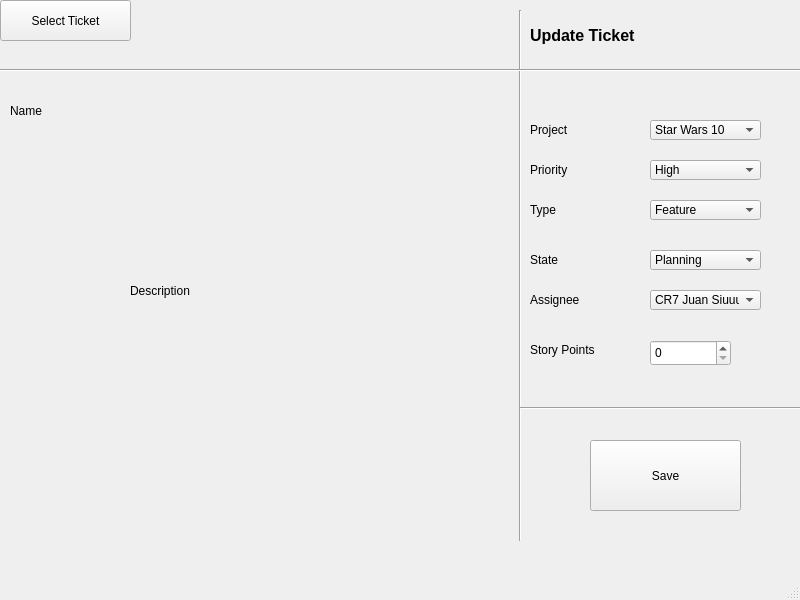
The window that frmmain.ui (Juanmut2003/docucheck) describes before a commit, drawn with Qt 5.
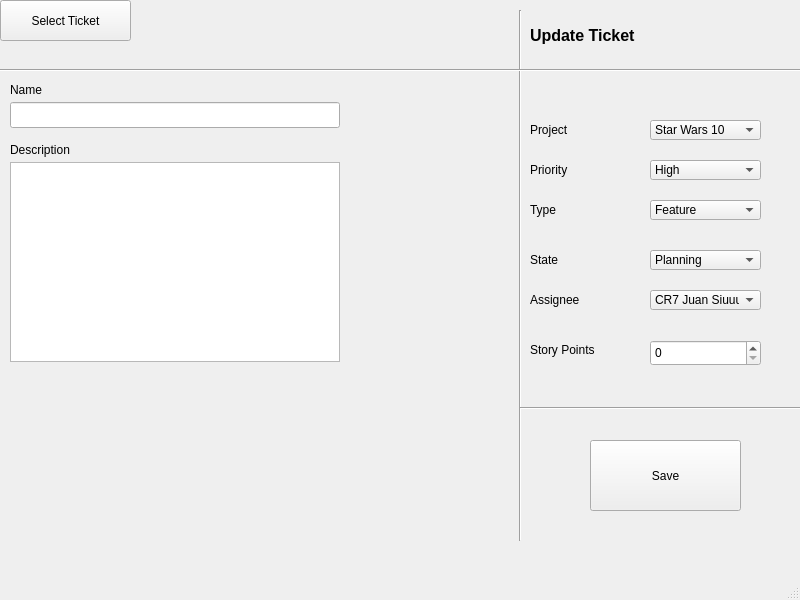
The same window after the commit.

```diff
--- a/frmmain.ui
+++ b/frmmain.ui
@@ -299,10 +299,13 @@
      <rect>
       <x>650</x>
       <y>340</y>
-      <width>81</width>
+      <width>111</width>
       <height>26</height>
      </rect>
     </property>
+    <property name="maximum">
+     <number>999</number>
+    </property>
    </widget>
    <widget class="QPushButton" name="pushButton_2">
     <property name="geometry">
@@ -323,30 +326,44 @@
       <x>10</x>
       <y>80</y>
       <width>141</width>
-      <height>61</height>
+      <height>20</height>
      </rect>
     </property>
     <property name="text">
      <string>Name</string>
     </property>
-    <property name="wordWrap">
-     <bool>true</bool>
+   </widget>
+   <widget class="QLineEdit" name="lineEditName">
+    <property name="geometry">
+     <rect>
+      <x>10</x>
+      <y>102</y>
+      <width>330</width>
+      <height>26</height>
+     </rect>
     </property>
    </widget>
    <widget class="QLabel" name="labelBeschreibung">
     <property name="geometry">
      <rect>
-      <x>130</x>
-      <y>230</y>
-      <width>211</width>
-      <height>121</height>
+      <x>10</x>
+      <y>140</y>
+      <width>141</width>
+      <height>20</height>
      </rect>
     </property>
     <property name="text">
      <string>Description</string>
     </property>
-    <property name="wordWrap">
-     <bool>true</bool>
+   </widget>
+   <widget class="QPlainTextEdit" name="plainTextEditBeschreibung">
+    <property name="geometry">
+     <rect>
+      <x>10</x>
+      <y>162</y>
+      <width>330</width>
+      <height>200</height>
+     </rect>
     </property>
    </widget>
   </widget>
```
Left out of the diff: 6 changed lines with no effect on the pictures.
